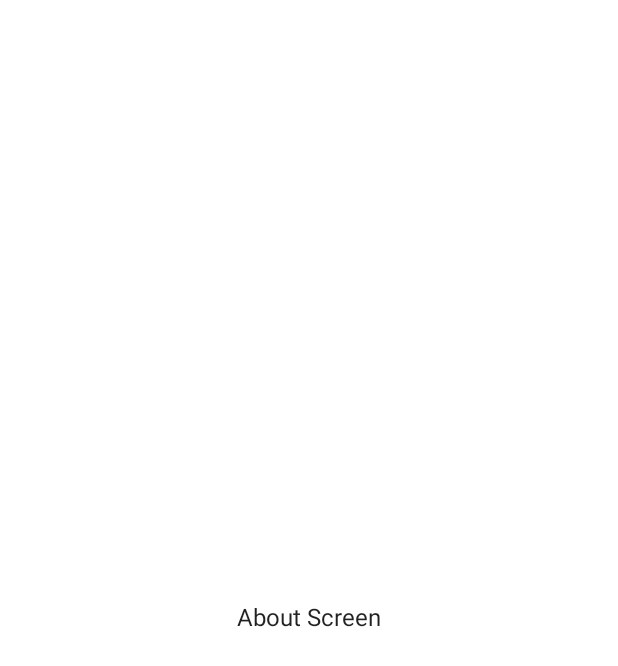
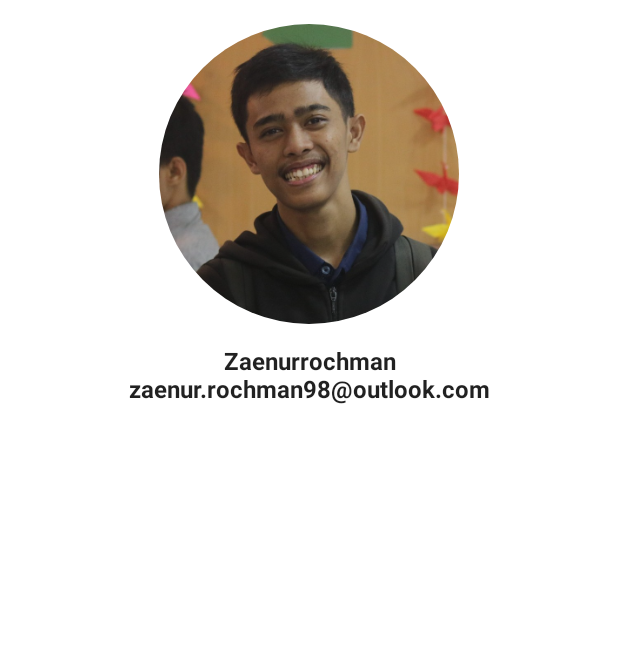
Before and after one commit to rochman25/dicoding-android-jetpack-submission, an Android app built with Jetpack Compose: the AboutScreen screen opened through its navigation route, on a phone screen of 412 x 824 dp. Before the commit the part shown is almost empty. Shown: the top 666 px of the screen. Run offline under Robolectric (Android 15) with nearby library versions, the phone set to English and light mode, and no system bars; pictures from the network do not load.

Commit message:
update simple about screen

```diff
--- /dev/null
+++ b/app/src/main/java/dev/zaenur/jetpokemon/model/Profile.kt
@@ -0,0 +1,7 @@
+package dev.zaenur.jetpokemon.model
+
+data class Profile(
+    val name: String,
+    val email: String,
+    val image: Int,
+)
--- a/app/src/main/java/dev/zaenur/jetpokemon/ui/screen/about/AboutScreen.kt
+++ b/app/src/main/java/dev/zaenur/jetpokemon/ui/screen/about/AboutScreen.kt
@@ -1,23 +1,101 @@
 package dev.zaenur.jetpokemon.ui.screen.about
 
-import androidx.compose.foundation.layout.Box
-import androidx.compose.foundation.layout.fillMaxSize
+import androidx.compose.foundation.layout.*
+import androidx.compose.foundation.shape.CircleShape
 import androidx.compose.material.Text
 import androidx.compose.runtime.Composable
 import androidx.compose.ui.Alignment
 import androidx.compose.ui.Modifier
+import androidx.compose.ui.draw.clip
+import androidx.compose.ui.graphics.Color
+import androidx.compose.ui.layout.ContentScale
 import androidx.compose.ui.res.stringResource
+import androidx.compose.ui.text.font.FontWeight
+import androidx.compose.ui.text.style.TextAlign
+import androidx.compose.ui.tooling.preview.Devices
+import androidx.compose.ui.tooling.preview.Preview
+import androidx.compose.ui.unit.dp
+import androidx.compose.ui.unit.sp
+import coil.compose.AsyncImage
 import dev.zaenur.jetpokemon.R
+import dev.zaenur.jetpokemon.model.Profile
+import dev.zaenur.jetpokemon.ui.theme.JetPokemonTheme
 
 
 @Composable
 fun AboutScreen(
     modifier: Modifier = Modifier
 ) {
-    Box(
-        modifier = modifier.fillMaxSize(),
-        contentAlignment = Alignment.Center,
+    AboutContent(modifier)
+//    Box(
+//        modifier = modifier.fillMaxSize(),
+//        contentAlignment = Alignment.Center,
+//    ) {
+//        Text(stringResource(R.string.about_screen))
+//    }
+}
+
+@Composable
+fun AboutContent(
+    modifier: Modifier = Modifier
+){
+    val profile = Profile(
+        "Zaenurrochman",
+        "zaenur.rochman98@outlook.com",
+        R.drawable.aboutimage
+    )
+
+    Column(
+        horizontalAlignment = Alignment.CenterHorizontally,
+        modifier = modifier.fillMaxWidth()
     ) {
-        Text(stringResource(R.string.about_screen))
+        AsyncImage(
+            model = profile.image,
+            contentDescription = null,
+            contentScale = ContentScale.Crop,
+            modifier = Modifier
+                .padding(
+                    top = 16.dp,
+                    bottom = 16.dp,
+                )
+                .size(200.dp)
+                .clip(CircleShape)
+        )
+
+        Text(
+            text = profile.name,
+            fontSize = 16.sp,
+            fontWeight = FontWeight.Bold,
+            textAlign = TextAlign.Center,
+            modifier = modifier
+                .padding(
+                    start = 16.dp,
+                    end = 16.dp,
+                )
+                .fillMaxWidth()
+        )
+
+        Text(
+            text = profile.email,
+            fontSize = 16.sp,
+            fontWeight = FontWeight.Bold,
+            textAlign = TextAlign.Center,
+            modifier = modifier
+                .padding(
+                    start = 16.dp,
+                    end = 16.dp,
+                )
+                .fillMaxWidth()
+        )
+
     }
 }
+
+
+@Preview(showBackground = true, device = Devices.PIXEL_4)
+@Composable
+fun AboutContentPreview() {
+    JetPokemonTheme {
+        AboutContent()
+    }
+}
```
Also changed, not shown: app/src/main/res/drawable/aboutimage.png (added).
